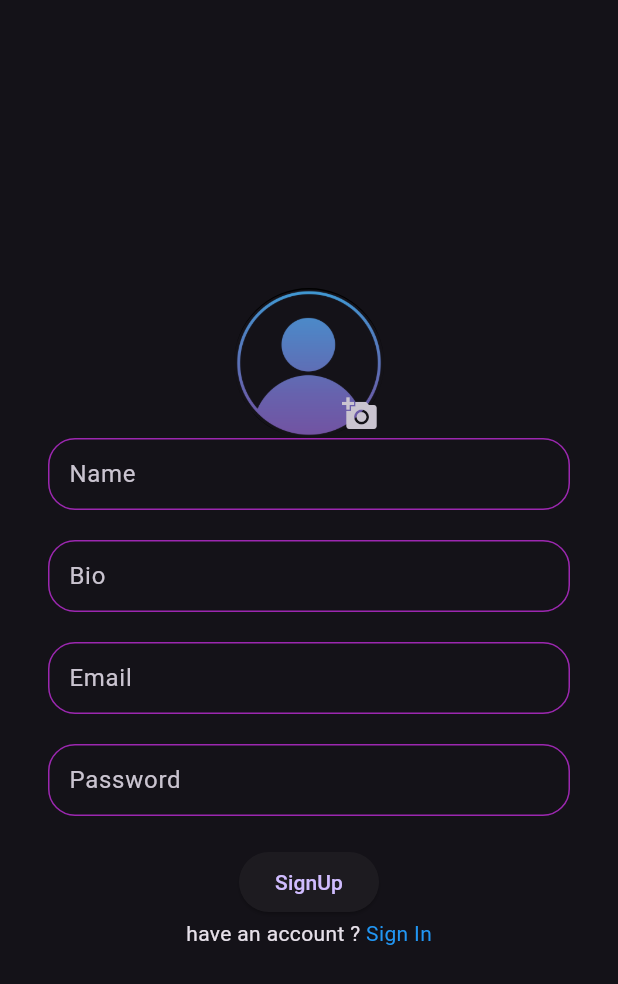
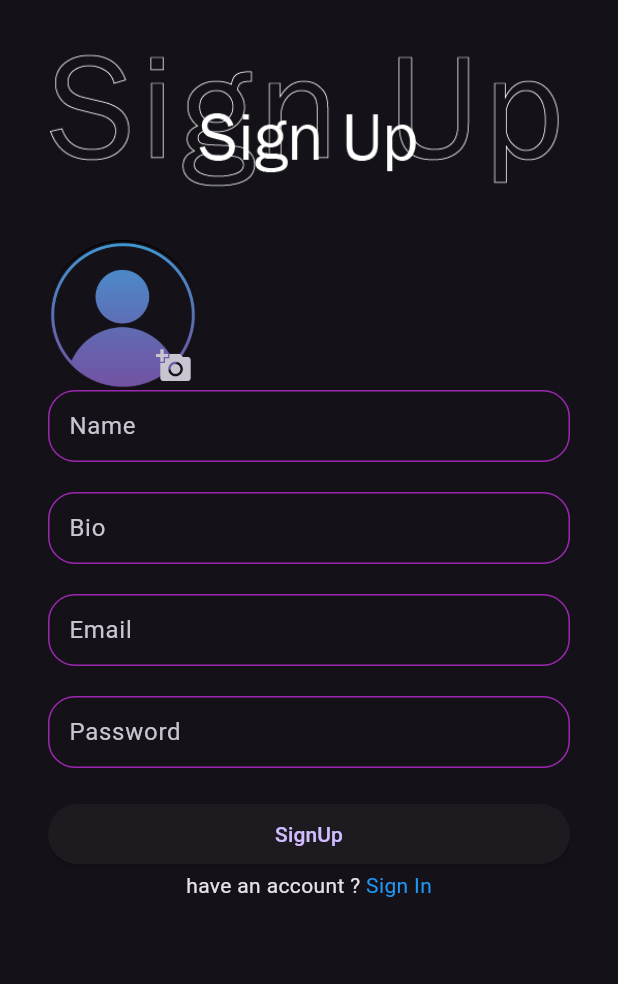
Before and after one commit to Ashrafmuhmed/SocializeMe-App, a Flutter app: the Profilescreen screen opened directly, after a tap on the "output" icon, after a tap on "Login", after a tap on "SignUp", on a phone screen of 412 x 824 dp. Shown: the top 984 px of the screen. Run offline on Flutter 3.47's test engine with Material 3 defaults, Android fonts, the phone set to English and light mode, and no system bars; drawn by our look-alikes of modal_progress_hud_nsn; our stand-ins replace bloc, cloud_firestore, firebase_auth, firebase_core, firebase_storage, flutter_bloc and 2 more; accounts and stored records are empty; network calls fail.

Commit message:
added ids for most of screens to use namedNavigation

```diff
--- a/lib/Cubits/CurrentUserPostsCubit/cubit/current_user_posts_cubit.dart
+++ b/lib/Cubits/CurrentUserPostsCubit/current_user_posts_cubit.dart
@@ -1,5 +1,4 @@
 import 'dart:developer';
-import 'dart:ffi';
 
 import 'package:bloc/bloc.dart';
 import 'package:cloud_firestore/cloud_firestore.dart';
--- a/lib/main.dart
+++ b/lib/main.dart
@@ -2,7 +2,7 @@ import 'package:flutter/material.dart';
 import 'package:firebase_core/firebase_core.dart';
 import 'package:flutter_bloc/flutter_bloc.dart';
 import 'package:socializeme_app/Cubits/AddPostCubit/add_post_cubit.dart';
-import 'package:socializeme_app/Cubits/CurrentUserPostsCubit/cubit/current_user_posts_cubit.dart';
+import 'package:socializeme_app/Cubits/CurrentUserPostsCubit/current_user_posts_cubit.dart';
 import 'package:socializeme_app/Cubits/FetchAllPostsCubit/fetch_all_posts_cubit.dart';
 import 'package:socializeme_app/Cubits/LoginUserCubit/login_user_cubit.dart';
 import 'package:socializeme_app/Cubits/RegesterUserCubit/regester_user_cubit.dart';
@@ -33,6 +33,7 @@ void main() async {
       ),
     ],
     child: MaterialApp(
+      routes: {},
       debugShowCheckedModeBanner: false,
       theme: ThemeData.dark(),
       home: Auth(),
--- /dev/null
+++ b/lib/models/messageModel.dart
@@ -0,0 +1,5 @@
+class Messagemodel {
+  String content, sernderId, time;
+  Messagemodel(
+      {required this.content, required this.sernderId, required this.time});
+}
--- a/lib/screens/CurrentUserProfileScreen.dart
+++ b/lib/screens/CurrentUserProfileScreen.dart
@@ -4,18 +4,18 @@ import 'package:cloud_firestore/cloud_firestore.dart';
 import 'package:firebase_auth/firebase_auth.dart';
 import 'package:flutter/material.dart';
 import 'package:flutter_bloc/flutter_bloc.dart';
-import 'package:modal_progress_hud_nsn/modal_progress_hud_nsn.dart';
 import 'package:shared_preferences/shared_preferences.dart';
 import 'package:socializeme_app/models/userData.dart';
 import 'package:socializeme_app/screens/loginScreen.dart';
-import '../Cubits/CurrentUserPostsCubit/cubit/current_user_posts_cubit.dart';
+import 'package:socializeme_app/widgets/PostsWidgets/ProfilePostCard.dart';
+import '../Cubits/CurrentUserPostsCubit/current_user_posts_cubit.dart';
 import '../constants/constants.dart';
 import '../models/PostModel.dart';
-import '../widgets/PostsWidgets/PostCard.dart';
 import '../widgets/ProfileWidgets/UserProfilePageHead.dart';
 
 class Profilescreen extends StatefulWidget {
   const Profilescreen({super.key});
+    static final String id = 'CurrentProifle';
 
   @override
   State<Profilescreen> createState() => _ProfilescreenState();
@@ -27,7 +27,6 @@ class _ProfilescreenState extends State<Profilescreen> {
   final FirebaseFirestore firestore = FirebaseFirestore.instance;
   Map<String, dynamic>? currentUserData;
   Userdata? currentUser;
-  bool isLoading = false;
   bool postLoading = true;
   bool noPosts = false;
   @override
@@ -79,17 +78,11 @@ class _ProfilescreenState extends State<Profilescreen> {
                 icon: const Icon(Icons.output_rounded))
           ],
         ),
-        body: ModalProgressHUD(
-          inAsyncCall: isLoading,
-          child: FutureBuilder<DocumentSnapshot>(
+        body: FutureBuilder<DocumentSnapshot>(
             future: firestore.collection('profiles').doc(_cred!.uid).get(),
             builder: (BuildContext context, snapshot) {
-                if (snapshot.connectionState == ConnectionState.done &&
+              if (snapshot.connectionState == ConnectionState.done ||
                   snapshot.hasData) {
-                  isLoading = false;
-                  setState(() {
-
-                  });
                 currentUser = Userdata.json(
                     userData: snapshot.data!.data() as Map<String, dynamic>);
                 return CustomScrollView(slivers: [
@@ -136,7 +129,7 @@ class _ProfilescreenState extends State<Profilescreen> {
                           ? SliverList(
                               delegate: SliverChildBuilderDelegate(
                                 (context, index) {
-                                    return PostCard(
+                                  return Profilepostcard(
                                     post: posts[index],
                                     user: currentUser,
                                   ); // Your PostCard widget
@@ -151,7 +144,6 @@ class _ProfilescreenState extends State<Profilescreen> {
                             ))),
                 ]);
               } else {
-                  isLoading = true;
                 return const Center(
                     child: CircularProgressIndicator(
                   color: Colors.amber,
@@ -159,7 +151,6 @@ class _ProfilescreenState extends State<Profilescreen> {
               }
             }),
       ),
-      ),
     );
   }
 }
--- a/lib/screens/DeleteAccountPage.dart
+++ b/lib/screens/DeleteAccountPage.dart
@@ -10,6 +10,8 @@ import 'package:socializeme_app/widgets/SnackBarWidget.dart';
 import '../constants/constants.dart';
 
 class DeleteAccountPage extends StatefulWidget {
+    static final String id = 'DeletePage';
+
   @override
   _DeleteAccountPageState createState() => _DeleteAccountPageState();
 }
--- a/lib/screens/PostsScreen.dart
+++ b/lib/screens/PostsScreen.dart
@@ -11,6 +11,7 @@ import 'package:socializeme_app/widgets/PostsWidgets/PostCard.dart';
 
 class Postsscreen extends StatefulWidget {
   const Postsscreen({super.key});
+  static final String id = 'postsscreen';
 
   @override
   State<Postsscreen> createState() => _PostsscreenState();
--- a/lib/screens/SearchPage.dart
+++ b/lib/screens/SearchPage.dart
@@ -9,6 +9,8 @@ import 'package:socializeme_app/models/userData.dart';
 import '../widgets/SearchWidgets/UserTile.dart';
 
 class SearchPage extends StatefulWidget {
+    static final String id = 'searchPage';
+
   @override
   State<SearchPage> createState() => _SearchPageState();
 }
--- a/lib/screens/UserProfilePage.dart
+++ b/lib/screens/UserProfilePage.dart
@@ -4,9 +4,10 @@ import 'package:flutter/material.dart';
 import 'package:flutter_bloc/flutter_bloc.dart';
 import 'package:socializeme_app/models/PostModel.dart';
 import 'package:socializeme_app/models/userData.dart';
+import 'package:socializeme_app/widgets/PostsWidgets/ProfilePostCard.dart';
 import 'package:socializeme_app/widgets/ProfileWidgets/OtherUserProfilePageHead.dart';
 
-import '../Cubits/CurrentUserPostsCubit/cubit/current_user_posts_cubit.dart';
+import '../Cubits/CurrentUserPostsCubit/current_user_posts_cubit.dart';
 import '../widgets/PostsWidgets/PostCard.dart';
 
 class Userprofilepage extends StatefulWidget {
@@ -95,7 +96,7 @@ class _UserprofilepageState extends State<Userprofilepage> {
                     ? SliverList(
                         delegate: SliverChildBuilderDelegate(
                           (context, index) {
-                            return PostCard(
+                            return Profilepostcard(
                               post: posts[index],
                               user: widget.user,
                             ); // Your PostCard widget
--- a/lib/screens/loginScreen.dart
+++ b/lib/screens/loginScreen.dart
@@ -13,6 +13,8 @@ import 'signupScreen.dart';
 
 class Loginscreen extends StatefulWidget {
   const Loginscreen({super.key});
+    static final String id = 'LoginScreen';
+
 
   @override
   State<Loginscreen> createState() => _LoginscreenState();
--- a/lib/screens/signupScreen.dart
+++ b/lib/screens/signupScreen.dart
@@ -15,6 +15,7 @@ import 'loginScreen.dart';
 
 class Signupscreen extends StatefulWidget {
   const Signupscreen({super.key});
+  static final String id = 'SignUpPage';
 
   @override
   State<Signupscreen> createState() => _SignupscreenState();
@@ -81,10 +82,13 @@ class _SignupscreenState extends State<Signupscreen> {
             child: Form(
               autovalidateMode: autovalid,
               key: formkey,
-              child: Column(
-                crossAxisAlignment: CrossAxisAlignment.center,
+              child: ListView(
                 children: [
-                  Flexible(flex: 2, child: Container()),
+                  Image.asset(
+                    'assets/pics/Asset 2.png',
+                    width: 150,
+                    height: 160,
+                  ),
                   Stack(
                     children: [
                       Container(
@@ -94,7 +98,9 @@ class _SignupscreenState extends State<Signupscreen> {
                             border: const Border(top: BorderSide()),
                             shape: BoxShape.circle,
                             image: DecorationImage(
-                                image: _image == null ? AssetImage('assets/pics/profile.png') : MemoryImage(_image!),
+                                image: _image == null
+                                    ? AssetImage('assets/pics/profile.png')
+                                    : MemoryImage(_image!),
                                 fit: BoxFit.fitHeight)),
                       ),
                       Positioned(
@@ -170,8 +176,9 @@ class _SignupscreenState extends State<Signupscreen> {
                     height: 20,
                   ),
                   ElevatedButton(
-                      onPressed: () async{
-                        final Uint8List avatarImage = await imageToUnit8List('assets/pics/profile.png');
+                      onPressed: () async {
+                        final Uint8List avatarImage =
+                            await imageToUnit8List('assets/pics/profile.png');
                         if (formkey.currentState!.validate()) {
                           formkey.currentState!.save();
                           BlocProvider.of<RegesterUserCubit>(context)
@@ -180,7 +187,8 @@ class _SignupscreenState extends State<Signupscreen> {
                                   bio: _bioCont.text,
                                   email: _emailCont.text,
                                   password: _passCont.text,
-                                  imgSrc: _image == null ? avatarImage : _image!);
+                                  imgSrc:
+                                      _image == null ? avatarImage : _image!);
                         } else {
                           autovalid = AutovalidateMode.always;
                           setState(() {});
@@ -202,7 +210,6 @@ class _SignupscreenState extends State<Signupscreen> {
                       ),
                     ],
                   ),
-                  Flexible(flex: 2, child: Container()),
                 ],
               ),
             ),
@@ -225,6 +232,7 @@ void navigateLogin(BuildContext context) {
   Navigator.of(context)
       .push(MaterialPageRoute(builder: (context) => const Loginscreen()));
 }
+
 Future<Uint8List> imageToUnit8List(String path) async {
   ByteData byteData = await rootBundle.load(path);
   return byteData.buffer.asUint8List();
--- a/lib/widgets/PostsWidgets/PostCard.dart
+++ b/lib/widgets/PostsWidgets/PostCard.dart
@@ -2,7 +2,6 @@ import 'package:firebase_auth/firebase_auth.dart';
 import 'package:flutter/material.dart';
 import 'package:socializeme_app/models/PostModel.dart';
 import 'package:socializeme_app/models/userData.dart';
-import 'package:socializeme_app/screens/MainScreen.dart';
 
 import '../../screens/CurrentUserProfileScreen.dart';
 import '../../screens/UserProfilePage.dart';
--- a/pubspec.yaml
+++ b/pubspec.yaml
@@ -73,6 +73,7 @@ flutter:
     - assets/pics/WhatsApp Image 2024-09-25 at 17.05.31_61c35a2e.jpg
     - assets/pics/user.png
     - assets/pics/profile.png
+    - assets/pics/Asset 2.png
 
   # An image asset can refer to one or more resolution-specific "variants", see
   # https://flutter.dev/to/resolution-aware-images
```
Also changed, not shown: lib/models/ChatModel.dart (added, +12 -0 lines), lib/screens/AddPostScreen.dart (+6 -4 lines), lib/screens/MainScreen.dart (+6 -4 lines), lib/widgets/PostsWidgets/ProfilePostCard.dart (+9 -9 lines), assets/pics/Asset 2.png (added), lib/Cubits/CurrentUserPostsCubit/current_user_posts_state.dart (renamed from lib/Cubits/CurrentUserPostsCubit/cubit/current_user_posts_state.dart). Lines whose indentation alone changed are shown as unchanged.
